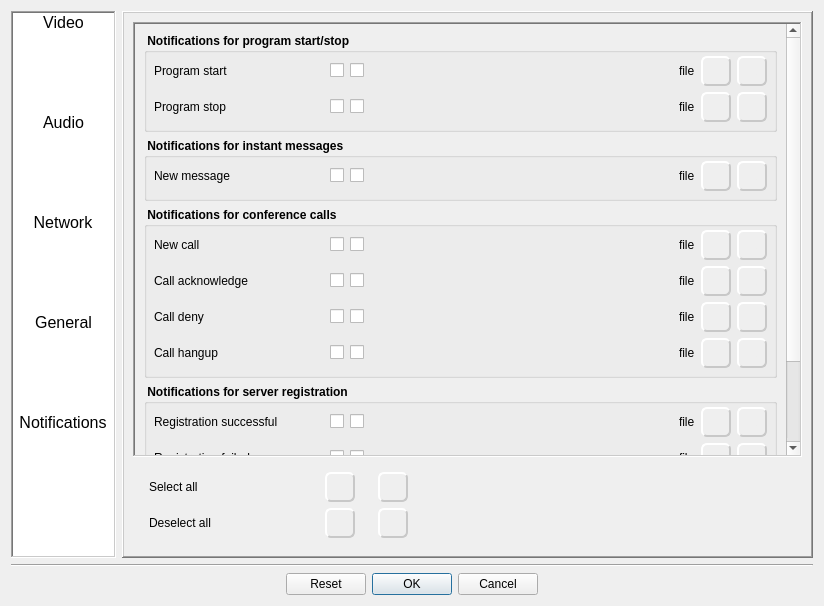
Homer-Conferencing/Homer-Conferencing, file Homer/forms/Dialogs/ConfigurationDialog.ui: the form before one commit.
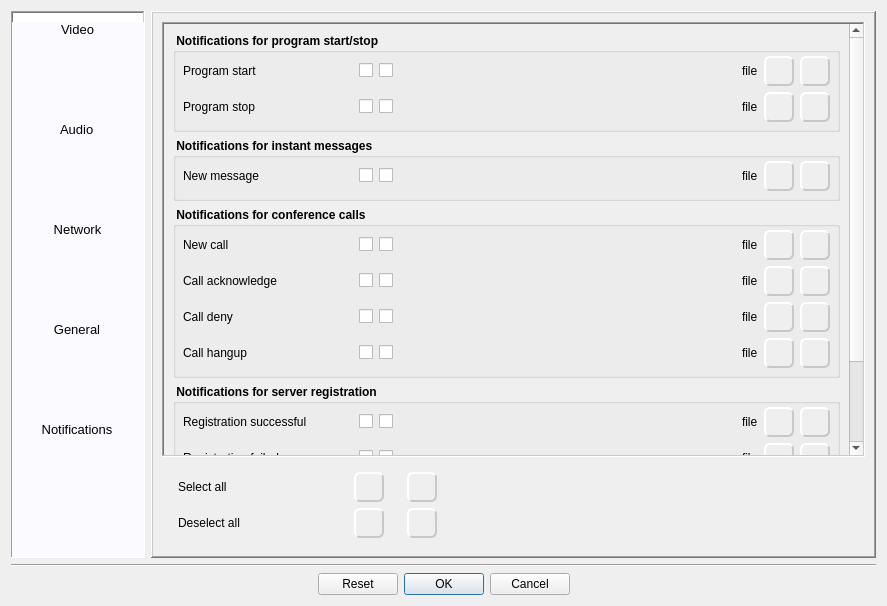
The form after the commit. The open tabs and pages were chosen to show the change. Icons and pictures are not drawn.

Patch:
```diff
--- a/Homer/forms/Dialogs/ConfigurationDialog.ui
+++ b/Homer/forms/Dialogs/ConfigurationDialog.ui
@@ -6,7 +6,7 @@
    <rect>
     <x>0</x>
     <y>0</y>
-    <width>824</width>
+    <width>887</width>
     <height>606</height>
    </rect>
   </property>
@@ -20,142 +20,6 @@
   <layout class="QGridLayout" name="gridLayout">
    <item row="0" column="0">
     <layout class="QGridLayout" name="gridLayout_2">
-     <item row="0" column="0">
-      <widget class="QListWidget" name="mLwSelectionList">
-       <property name="minimumSize">
-        <size>
-         <width>105</width>
-         <height>0</height>
-        </size>
-       </property>
-       <property name="maximumSize">
-        <size>
-         <width>105</width>
-         <height>16777215</height>
-        </size>
-       </property>
-       <property name="font">
-        <font>
-         <family>Arial</family>
-         <pointsize>12</pointsize>
-        </font>
-       </property>
-       <property name="frameShape">
-        <enum>QFrame::WinPanel</enum>
-       </property>
-       <property name="frameShadow">
-        <enum>QFrame::Sunken</enum>
-       </property>
-       <property name="lineWidth">
-        <number>1</number>
-       </property>
-       <property name="iconSize">
-        <size>
-         <width>45</width>
-         <height>45</height>
-        </size>
-       </property>
-       <property name="textElideMode">
-        <enum>Qt::ElideMiddle</enum>
-       </property>
-       <property name="movement">
-        <enum>QListView::Static</enum>
-       </property>
-       <property name="flow">
-        <enum>QListView::LeftToRight</enum>
-       </property>
-       <property name="resizeMode">
-        <enum>QListView::Adjust</enum>
-       </property>
-       <property name="layoutMode">
-        <enum>QListView::SinglePass</enum>
-       </property>
-       <property name="spacing">
-        <number>0</number>
-       </property>
-       <property name="gridSize">
-        <size>
-         <width>100</width>
-         <height>100</height>
-        </size>
-       </property>
-       <property name="viewMode">
-        <enum>QListView::IconMode</enum>
-       </property>
-       <property name="uniformItemSizes">
-        <bool>true</bool>
-       </property>
-       <property name="batchSize">
-        <number>100</number>
-       </property>
-       <property name="wordWrap">
-        <bool>true</bool>
-       </property>
-       <property name="currentRow">
-        <number>-1</number>
-       </property>
-       <item>
-        <property name="text">
-         <string>Video</string>
-        </property>
-        <property name="textAlignment">
-         <set>AlignHCenter|AlignVCenter|AlignCenter</set>
-        </property>
-        <property name="icon">
-         <iconset resource="../../resources/Icons.qrc">
-          <normaloff>:/images/46_46/VideoReel.png</normaloff>:/images/46_46/VideoReel.png</iconset>
-        </property>
-       </item>
-       <item>
-        <property name="text">
-         <string>Audio</string>
-        </property>
-        <property name="textAlignment">
-         <set>AlignHCenter|AlignVCenter|AlignCenter</set>
-        </property>
-        <property name="icon">
-         <iconset resource="../../resources/Icons.qrc">
-          <normaloff>:/images/46_46/Speaker.png</normaloff>:/images/46_46/Speaker.png</iconset>
-        </property>
-       </item>
-       <item>
-        <property name="text">
-         <string>Network</string>
-        </property>
-        <property name="textAlignment">
-         <set>AlignHCenter|AlignVCenter|AlignCenter</set>
-        </property>
-        <property name="icon">
-         <iconset resource="../../resources/Icons.qrc">
-          <normaloff>:/images/46_46/Network.png</normaloff>:/images/46_46/Network.png</iconset>
-        </property>
-       </item>
-       <item>
-        <property name="text">
-         <string>General</string>
-        </property>
-        <property name="textAlignment">
-         <set>AlignHCenter|AlignVCenter|AlignCenter</set>
-        </property>
-        <property name="icon">
-         <iconset resource="../../resources/Icons.qrc">
-          <normaloff>:/images/46_46/Gears.png</normaloff>:/images/46_46/Gears.png</iconset>
-        </property>
-       </item>
-       <item>
-        <property name="text">
-         <string>Notifications</string>
-        </property>
-        <property name="textAlignment">
-         <set>AlignHCenter|AlignVCenter|AlignCenter</set>
-        </property>
-        <property name="icon">
-         <iconset resource="../../resources/Icons.qrc">
-          <normaloff>:/images/46_46/Flag.png</normaloff>:/images/46_46/Flag.png</iconset>
-        </property>
-       </item>
-      </widget>
-     </item>
      <item row="0" column="1">
       <widget class="QStackedWidget" name="mSwConfigPages">
        <property name="font">
@@ -3120,8 +2984,8 @@
              <rect>
               <x>0</x>
               <y>0</y>
-              <width>650</width>
-              <height>522</height>
+              <width>430</width>
+              <height>542</height>
              </rect>
             </property>
             <layout class="QVBoxLayout" name="verticalLayout_24">
@@ -5703,6 +5567,209 @@
        </widget>
       </widget>
      </item>
+     <item row="0" column="0">
+      <widget class="QListWidget" name="mLwSelectionList">
+       <property name="minimumSize">
+        <size>
+         <width>134</width>
+         <height>0</height>
+        </size>
+       </property>
+       <property name="maximumSize">
+        <size>
+         <width>134</width>
+         <height>16777215</height>
+        </size>
+       </property>
+       <property name="palette">
+        <palette>
+         <active>
+          <colorrole role="Base">
+           <brush brushstyle="SolidPattern">
+            <color alpha="255">
+             <red>250</red>
+             <green>250</green>
+             <blue>255</blue>
+            </color>
+           </brush>
+          </colorrole>
+          <colorrole role="Window">
+           <brush brushstyle="SolidPattern">
+            <color alpha="255">
+             <red>255</red>
+             <green>255</green>
+             <blue>255</blue>
+            </color>
+           </brush>
+          </colorrole>
+         </active>
+         <inactive>
+          <colorrole role="Base">
+           <brush brushstyle="SolidPattern">
+            <color alpha="255">
+             <red>250</red>
+             <green>250</green>
+             <blue>255</blue>
+            </color>
+           </brush>
+          </colorrole>
+          <colorrole role="Window">
+           <brush brushstyle="SolidPattern">
+            <color alpha="255">
+             <red>255</red>
+             <green>255</green>
+             <blue>255</blue>
+            </color>
+           </brush>
+          </colorrole>
+         </inactive>
+         <disabled>
+          <colorrole role="Base">
+           <brush brushstyle="SolidPattern">
+            <color alpha="255">
+             <red>255</red>
+             <green>255</green>
+             <blue>255</blue>
+            </color>
+           </brush>
+          </colorrole>
+          <colorrole role="Window">
+           <brush brushstyle="SolidPattern">
+            <color alpha="255">
+             <red>255</red>
+             <green>255</green>
+             <blue>255</blue>
+            </color>
+           </brush>
+          </colorrole>
+         </disabled>
+        </palette>
+       </property>
+       <property name="font">
+        <font>
+         <family>Arial</family>
+         <pointsize>10</pointsize>
+        </font>
+       </property>
+       <property name="styleSheet">
+        <string notr="true">QListWidget { padding-top: 10px;}</string>
+       </property>
+       <property name="frameShape">
+        <enum>QFrame::WinPanel</enum>
+       </property>
+       <property name="frameShadow">
+        <enum>QFrame::Sunken</enum>
+       </property>
+       <property name="lineWidth">
+        <number>1</number>
+       </property>
+       <property name="iconSize">
+        <size>
+         <width>100</width>
+         <height>46</height>
+        </size>
+       </property>
+       <property name="textElideMode">
+        <enum>Qt::ElideNone</enum>
+       </property>
+       <property name="movement">
+        <enum>QListView::Static</enum>
+       </property>
+       <property name="flow">
+        <enum>QListView::LeftToRight</enum>
+       </property>
+       <property name="resizeMode">
+        <enum>QListView::Adjust</enum>
+       </property>
+       <property name="layoutMode">
+        <enum>QListView::SinglePass</enum>
+       </property>
+       <property name="gridSize">
+        <size>
+         <width>130</width>
+         <height>100</height>
+        </size>
+       </property>
+       <property name="viewMode">
+        <enum>QListView::IconMode</enum>
+       </property>
+       <property name="uniformItemSizes">
+        <bool>true</bool>
+       </property>
+       <property name="batchSize">
+        <number>130</number>
+       </property>
+       <property name="wordWrap">
+        <bool>true</bool>
+       </property>
+       <property name="selectionRectVisible">
+        <bool>false</bool>
+       </property>
+       <property name="currentRow">
+        <number>-1</number>
+       </property>
+       <item>
+        <property name="text">
+         <string> Video </string>
+        </property>
+        <property name="textAlignment">
+         <set>AlignHCenter|AlignVCenter|AlignCenter</set>
+        </property>
+        <property name="icon">
+         <iconset resource="../../resources/Icons.qrc">
+          <normaloff>:/images/46_46/VideoReel.png</normaloff>:/images/46_46/VideoReel.png</iconset>
+        </property>
+       </item>
+       <item>
+        <property name="text">
+         <string> Audio </string>
+        </property>
+        <property name="textAlignment">
+         <set>AlignHCenter|AlignVCenter|AlignCenter</set>
+        </property>
+        <property name="icon">
+         <iconset resource="../../resources/Icons.qrc">
+          <normaloff>:/images/46_46/Speaker.png</normaloff>:/images/46_46/Speaker.png</iconset>
+        </property>
+       </item>
+       <item>
+        <property name="text">
+         <string> Network </string>
+        </property>
+        <property name="textAlignment">
+         <set>AlignHCenter|AlignVCenter|AlignCenter</set>
+        </property>
+        <property name="icon">
+         <iconset resource="../../resources/Icons.qrc">
+          <normaloff>:/images/46_46/Network.png</normaloff>:/images/46_46/Network.png</iconset>
+        </property>
+       </item>
+       <item>
+        <property name="text">
+         <string> General </string>
+        </property>
+        <property name="textAlignment">
+         <set>AlignHCenter|AlignVCenter|AlignCenter</set>
+        </property>
+        <property name="icon">
+         <iconset resource="../../resources/Icons.qrc">
+          <normaloff>:/images/46_46/Gears.png</normaloff>:/images/46_46/Gears.png</iconset>
+        </property>
+       </item>
+       <item>
+        <property name="text">
+         <string> Notifications </string>
+        </property>
+        <property name="textAlignment">
+         <set>AlignHCenter|AlignVCenter|AlignCenter</set>
+        </property>
+        <property name="icon">
+         <iconset resource="../../resources/Icons.qrc">
+          <normaloff>:/images/46_46/Flag.png</normaloff>:/images/46_46/Flag.png</iconset>
+        </property>
+       </item>
+      </widget>
+     </item>
     </layout>
    </item>
    <item row="1" column="0">
```
